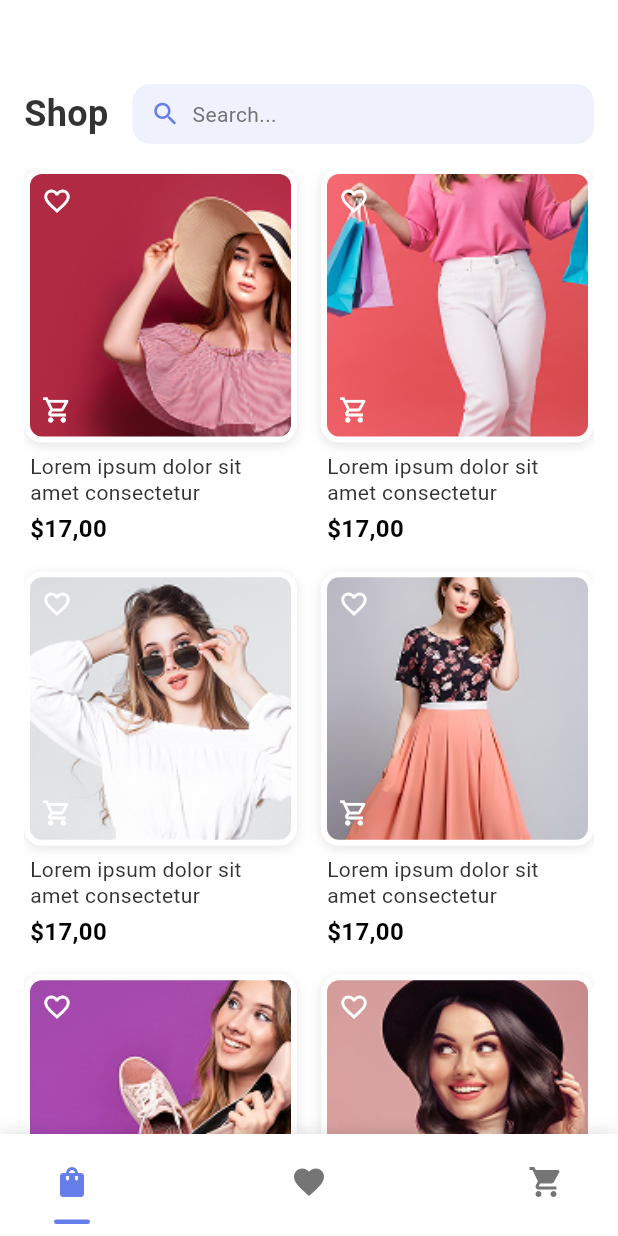
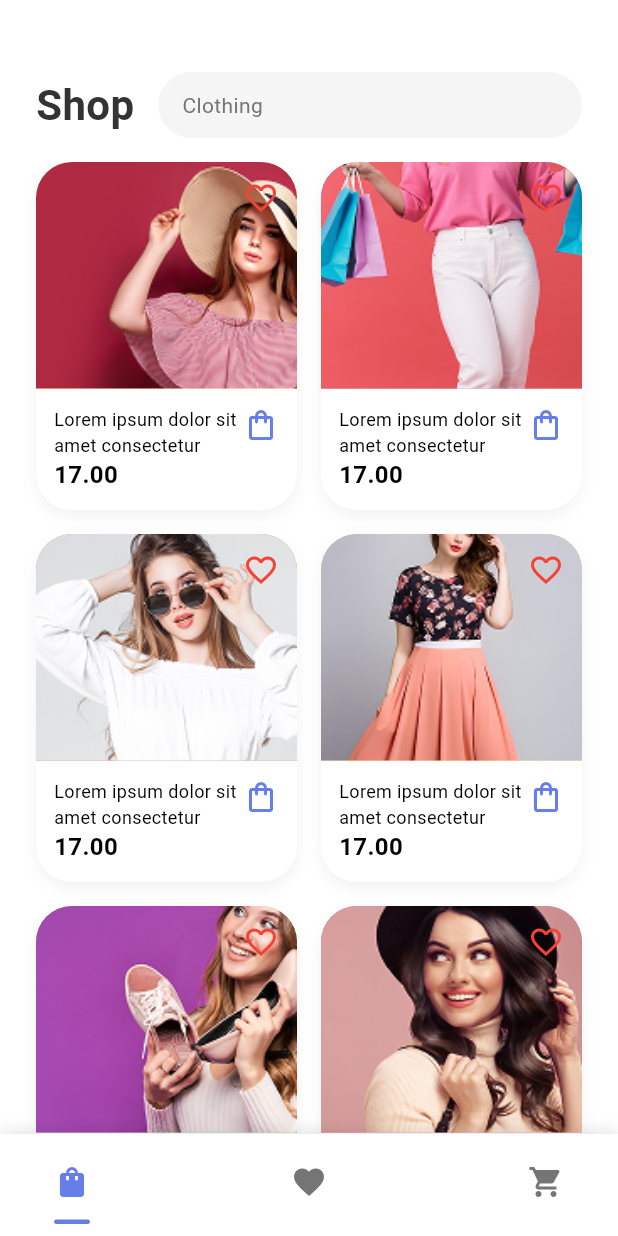
Before and after one commit to Minnone/Android, a Flutter app: the PasswordScreen screen opened by its route, after a tap on "Start", on a phone screen of 412 x 824 dp. Run offline on Flutter 3.47's test engine with Material 3 defaults, Android fonts, the phone set to English and light mode, and no system bars; our stand-ins replace flutter_svg.

```diff
--- a/lib/screens/auth/password_screen.dart
+++ b/lib/screens/auth/password_screen.dart
@@ -4,137 +4,115 @@ import '../../styles/app_colors.dart';
 
 class PasswordScreen extends StatelessWidget {
   const PasswordScreen({super.key});
-
   @override
   Widget build(BuildContext context) {
     return Scaffold(
+      backgroundColor: Colors.white, // Соответствует белому фону в Figma
       body: Stack(
         children: [
+// Бабл слева сверху, не полный экран
           Positioned(
-            top: 0,
-            left: 0,
-            right: 0,
+            top: -100, // Сдвиг вверх для organic формы
+            left: -100,
             child: Image.asset(
               'assets/images/password_bubbles.png',
-              width: double.infinity,
-              height: MediaQuery.of(context).size.height / 2.5,
-              fit: BoxFit.cover,
+              width: MediaQuery.of(context).size.width * 0.8,
+              height: MediaQuery.of(context).size.height * 0.4,
+              fit: BoxFit.contain,
             ),
           ),
-
+// Текст "Hello!" и "Type your password" слева в центре
           Positioned(
-            left: 20,
-            right: 20,
-            top: 150,
+            left: 24,
+            top: MediaQuery.of(context).size.height * 0.25,
             child: Column(
-              mainAxisSize: MainAxisSize.min,
-              crossAxisAlignment: CrossAxisAlignment.center,
+              crossAxisAlignment: CrossAxisAlignment.start,
               children: [
-                // Заголовок
                 const Text(
                   'Hello!',
                   style: TextStyle(
-                    fontSize: 36,
-                    fontWeight: FontWeight.w800,
+                    fontSize: 32,
+                    fontWeight: FontWeight.bold,
                     color: AppColors.textDark,
                   ),
                 ),
-                const SizedBox(height: 30),
-
+                const SizedBox(height: 8),
                 const Text(
                   'Type your password',
                   style: TextStyle(
-                    fontSize: 18,
+                    fontSize: 16,
                     color: AppColors.textLight,
                   ),
                 ),
               ],
             ),
           ),
+// Форма снизу
           Positioned(
-            left: 20,
-            right: 20,
-            bottom: 84,
+            left: 24,
+            right: 24,
+            bottom: 100, // Поднят для match позиции в Figma
             child: Column(
-              mainAxisSize: MainAxisSize.min,
-              crossAxisAlignment: CrossAxisAlignment.start,
               children: [
-                TextField(
+                Container(
+                  decoration: BoxDecoration(
+                    color: Colors.white,
+                    borderRadius: BorderRadius.circular(24),
+                    boxShadow: [
+                      BoxShadow(
+                        color: Colors.black.withOpacity(0.05),
+                        blurRadius: 8,
+                        offset: const Offset(0, 2),
+                      ),
+                    ],
+                  ),
+                  child: TextField(
                     obscureText: true,
                     decoration: InputDecoration(
                       hintText: 'Password',
-                    filled: true,
-                    fillColor: const Color(0xFFF5F5F5),
-                    border: OutlineInputBorder(
-                      borderRadius: BorderRadius.circular(20),
-                      borderSide: BorderSide.none,
-                    ),
-                    enabledBorder: OutlineInputBorder(
-                      borderRadius: BorderRadius.circular(20),
-                      borderSide: BorderSide.none,
-                    ),
-                    focusedBorder: OutlineInputBorder(
-                      borderRadius: BorderRadius.circular(20),
-                      borderSide: const BorderSide(color: AppColors.primary, width: 2),
-                    ),
-                    contentPadding: const EdgeInsets.symmetric(horizontal: 20, vertical: 18),
-                    hintStyle: const TextStyle(
-                      color: AppColors.textLight,
-                    ),
+                      hintStyle: const TextStyle(color: AppColors.textLight),
+                      border: InputBorder.none,
+                      contentPadding: const EdgeInsets.symmetric(
+                          horizontal: 24, vertical: 16),
                       suffixIcon: Padding(
                         padding: const EdgeInsets.only(right: 16),
                         child: SvgPicture.asset(
                           'assets/images/eye-slash.svg',
-                        width: 15,
-                        height: 15,
-                        colorFilter: ColorFilter.mode(
-                          AppColors.textLight,
-                          BlendMode.srcIn,
+                          colorFilter: const ColorFilter.mode(
+                              AppColors.textLight, BlendMode.srcIn),
                         ),
                       ),
                     ),
                   ),
                 ),
-                const SizedBox(height: 83),
-
+                const SizedBox(height: 32),
                 SizedBox(
                   width: double.infinity,
-                  height: 61,
                   child: ElevatedButton(
-                    style: ElevatedButton.styleFrom(
-                      backgroundColor: const Color(0xFF004CFF),
-                      shape: RoundedRectangleBorder(
-                        borderRadius: BorderRadius.circular(20),
-                      ),
-                      elevation: 0,
-                    ),
                     onPressed: () {
                       Navigator.pushReplacementNamed(context, '/main');
                     },
+                    style: ElevatedButton.styleFrom(
+                      backgroundColor: AppColors.primary,
+                      shape: RoundedRectangleBorder(
+                          borderRadius: BorderRadius.circular(24)),
+                      padding: const EdgeInsets.symmetric(vertical: 16),
+                    ),
                     child: const Text(
                       'Start',
                       style: TextStyle(
                           fontSize: 16,
-                        fontWeight: FontWeight.w600,
                           color: Colors.white,
+                          fontWeight: FontWeight.bold),
                     ),
                   ),
                 ),
-                ),
-                const SizedBox(height: 14),
-
-                Center(
-                  child: TextButton(
-                    onPressed: () {
-                      Navigator.pop(context);
-                    },
+                const SizedBox(height: 16),
+                TextButton(
+                  onPressed: () => Navigator.pop(context),
                   child: const Text(
                     'Cancel',
-                      style: TextStyle(
-                        color: AppColors.primary,
-                        fontSize: 16,
-                      ),
-                    ),
+                    style: TextStyle(color: AppColors.primary, fontSize: 16),
                   ),
                 ),
               ],
--- a/lib/screens/main_app/shop_screen.dart
+++ b/lib/screens/main_app/shop_screen.dart
@@ -8,73 +8,56 @@ import '../../providers/cart_provider.dart';
 
 class ShopScreen extends StatelessWidget {
   const ShopScreen({super.key});
-
   @override
   Widget build(BuildContext context) {
     final productsProvider = Provider.of<ProductsProvider>(context);
     final products = productsProvider.products;
-
     return Scaffold(
-      backgroundColor: AppColors.white,
+      backgroundColor: Colors.white,
       body: Column(
-        crossAxisAlignment: CrossAxisAlignment.start,
         children: [
-          const SizedBox(height: 40),
           Padding(
-            padding: const EdgeInsets.symmetric(horizontal: 16, vertical: 16),
+            padding: const EdgeInsets.fromLTRB(24, 48, 24, 16),
             child: Row(
               children: [
                 const Text(
                   'Shop',
                   style: TextStyle(
-                    fontSize: 24,
+                      fontSize: 28,
                       fontWeight: FontWeight.bold,
-                    color: AppColors.textDark,
-                  ),
+                      color: AppColors.textDark),
                 ),
                 const SizedBox(width: 16),
                 Expanded(
                   child: Container(
-                    height: 40,
+                    padding: const EdgeInsets.symmetric(
+                        horizontal: 16, vertical: 12),
                     decoration: BoxDecoration(
-                      color: AppColors.primary.withOpacity(0.1),
-                      borderRadius: BorderRadius.circular(12),
+                      color: AppColors.background,
+                      borderRadius: BorderRadius.circular(24),
                     ),
-                    child: const Row(
-                      children: [
-                        SizedBox(width: 12),
-                        Icon(Icons.search, color: AppColors.primary, size: 20),
-                        SizedBox(width: 8),
-                        Text(
-                          'Search...',
-                          style: TextStyle(
-                            color: AppColors.textLight,
-                            fontSize: 14,
-                          ),
-                        ),
-                      ],
+                    child: const Text(
+                      'Clothing',
+                      style:
+                          TextStyle(color: AppColors.textLight, fontSize: 14),
                     ),
                   ),
                 ),
               ],
             ),
           ),
-
           Expanded(
-            child: Padding(
-              padding: const EdgeInsets.symmetric(horizontal: 16),
             child: GridView.builder(
+              padding: const EdgeInsets.symmetric(horizontal: 24),
               gridDelegate: const SliverGridDelegateWithFixedCrossAxisCount(
                 crossAxisCount: 2,
+                childAspectRatio: 0.75,
                 crossAxisSpacing: 16,
                 mainAxisSpacing: 16,
-                  childAspectRatio: 0.72,
               ),
               itemCount: products.length,
-                itemBuilder: (context, index) {
-                  return _buildProductItem(products[index]);
-                },
-              ),
+              itemBuilder: (context, index) =>
+                  _buildProductCard(products[index], context),
             ),
           ),
         ],
@@ -82,131 +65,106 @@ class ShopScreen extends StatelessWidget {
     );
   }
 
-  Widget _buildProductItem(Product product) {
-    return Consumer<FavouritesProvider>(
-      builder: (context, favouritesProvider, child) {
+  Widget _buildProductCard(Product product, BuildContext context) {
+    final favouritesProvider = Provider.of<FavouritesProvider>(context);
+    final cartProvider = Provider.of<CartProvider>(context);
     final isFavourite = favouritesProvider.isFavourite(product.id);
-
+// Цветные фоны из Figma (циклически для продуктов)
+    final List<Color> backgroundColors = [
+      Colors.pink[300]!,
+      Colors.yellow[300]!,
+      Colors.purple[300]!,
+      Colors.red[300]!,
+      Colors.orange[300]!,
+      Colors.green[300]!,
+    ];
+    final bgColor =
+        backgroundColors[int.parse(product.id) % backgroundColors.length];
     return Container(
       decoration: BoxDecoration(
-            borderRadius: BorderRadius.circular(12),
-            color: AppColors.white,
-          ),
-          child: Column(
-            crossAxisAlignment: CrossAxisAlignment.start,
-            children: [
-              Stack(
-                children: [
-                  Container(
-                    height: 183,
-                    width: double.infinity,
-                    decoration: BoxDecoration(
-                      borderRadius: BorderRadius.circular(12),
-                      color: AppColors.white,
-                      border: Border.all(
-                        color: AppColors.white,
-                        width: 4,
-                      ),
+        color: Colors.white,
+        borderRadius: BorderRadius.circular(24),
         boxShadow: [
           BoxShadow(
-                          color: Colors.black.withOpacity(0.1),
-                          blurRadius: 6,
-                          offset: const Offset(0, 2),
+            color: Colors.black.withOpacity(0.05),
+            blurRadius: 8,
+            offset: const Offset(0, 4),
           ),
         ],
       ),
+      child: Column(
+        children: [
+          Expanded(
+            child: Container(
+              decoration: BoxDecoration(
+                color: bgColor,
+                borderRadius:
+                    const BorderRadius.vertical(top: Radius.circular(24)),
+              ),
+              child: Stack(
+                children: [
+                  Positioned.fill(
                     child: ClipRRect(
-                      borderRadius: BorderRadius.circular(8),
-                      child: Image.asset(
-                        product.image,
-                        fit: BoxFit.cover,
+                      borderRadius:
+                          const BorderRadius.vertical(top: Radius.circular(24)),
+                      child: Image.asset(product.image, fit: BoxFit.cover),
                     ),
                   ),
-                  ),
-
                   Positioned(
                     top: 12,
-                    left: 12,
+                    right: 12,
                     child: GestureDetector(
-                      onTap: () {
-                        favouritesProvider.toggleFavourite(product);
-                      },
+                      onTap: () => favouritesProvider.toggleFavourite(product),
                       child: Icon(
                         isFavourite ? Icons.favorite : Icons.favorite_border,
-                        color: isFavourite ? Colors.red : Colors.white,
-                        size: 20,
-                      ),
-                    ),
-                  ),
-
-                  Positioned(
-                    bottom: 12,
-                    left: 12,
-                    child: Consumer<CartProvider>(
-                      builder: (context, cartProvider, child) {
-                        return GestureDetector(
-                          onTap: () {
-                            cartProvider.addToCart(product);
-                            _showAddedToCartSnackbar(context, product.name);
-                          },
-                          child: const Icon(
-                            Icons.shopping_cart_outlined,
-                            color: Colors.white,
-                            size: 20,
-                          ),
-                        );
-                      },
-                    ),
-                  ),
-                ],
-              ),
-
-              const SizedBox(height: 8),
-
-              Padding(
-                padding: const EdgeInsets.symmetric(horizontal: 4),
-                child: Text(
-                  product.name,
-                  style: const TextStyle(
-                    fontSize: 14,
-                    fontWeight: FontWeight.normal,
-                    color: AppColors.textDark,
-                    height: 1.2,
-                  ),
-                  maxLines: 2,
-                  overflow: TextOverflow.ellipsis,
-                ),
-              ),
-
-              const SizedBox(height: 4),
-
-              Padding(
-                padding: const EdgeInsets.symmetric(horizontal: 4),
-                child: Text(
-                  '\$${product.price.toStringAsFixed(2)}'.replaceAll('.', ','),
-                  style: const TextStyle(
-                    fontSize: 16,
-                    fontWeight: FontWeight.bold,
-                    color: Colors.black,
+                        color: Colors.red,
+                        size: 24,
                       ),
                     ),
                   ),
                 ],
               ),
-        );
+            ),
+          ),
+          Padding(
+            padding: const EdgeInsets.all(12),
+            child: Row(
+              crossAxisAlignment: CrossAxisAlignment.start,
+              children: [
+                Expanded(
+                  child: Column(
+                    crossAxisAlignment: CrossAxisAlignment.start,
+                    children: [
+                      Text(
+                        product.name,
+                        style:
+                            const TextStyle(color: Colors.black, fontSize: 12),
+                        maxLines: 2,
+                        overflow: TextOverflow.ellipsis,
+                      ),
+                      Text(
+                        '${product.price.toStringAsFixed(2)}',
+                        style: const TextStyle(
+                            color: Colors.black,
+                            fontSize: 16,
+                            fontWeight: FontWeight.bold),
+                      ),
+                    ],
+                  ),
+                ),
+                GestureDetector(
+                  onTap: () {
+                    cartProvider.addToCart(product);
+                    ScaffoldMessenger.of(context).showSnackBar(
+                        SnackBar(content: Text('${product.name} added')));
                   },
-    );
-  }
-
-  void _showAddedToCartSnackbar(BuildContext context, String productName) {
-    ScaffoldMessenger.of(context).showSnackBar(
-      SnackBar(
-        content: Text('$productName added to cart'),
-        duration: const Duration(seconds: 2),
-        behavior: SnackBarBehavior.floating,
-        shape: RoundedRectangleBorder(
-          borderRadius: BorderRadius.circular(8),
+                  child: const Icon(Icons.shopping_bag_outlined,
+                      color: AppColors.primary, size: 24),
                 ),
+              ],
+            ),
+          ),
+        ],
       ),
     );
   }
```
Lines whose indentation alone changed are shown as unchanged.
